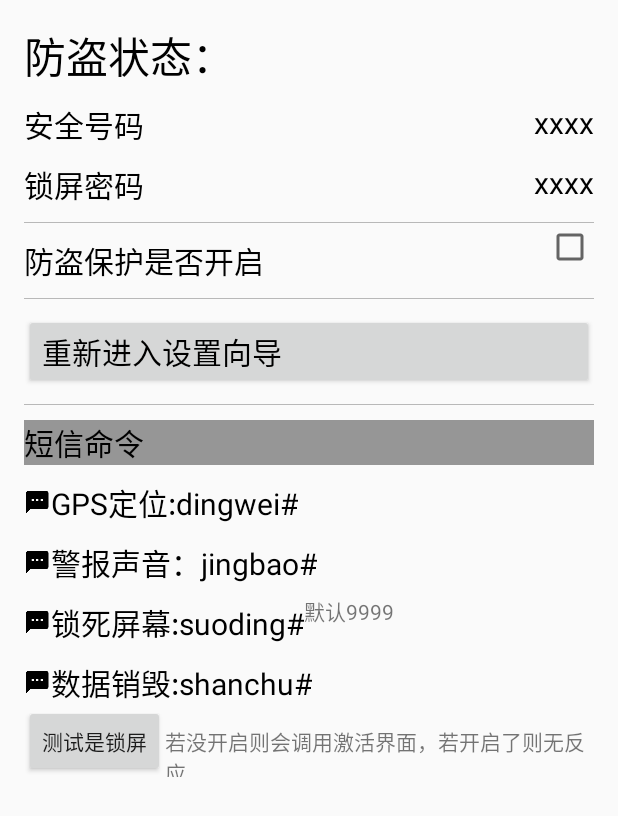
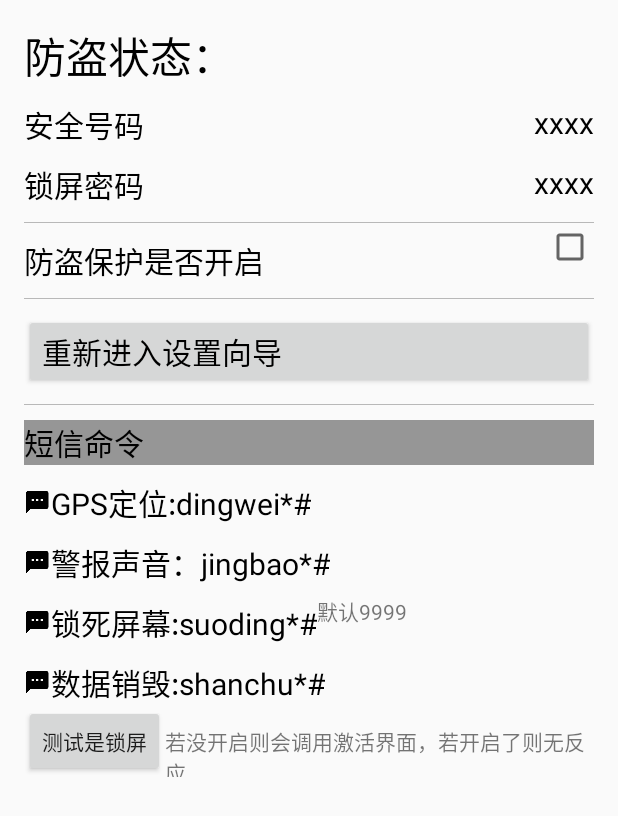
Before and after one commit to banketree/XinzheSecurity, an Android app: the layout activity_lost_found.xml on its own in the app's theme, with its tools: preview values and no code run, on a phone screen of 412 x 824 dp. Shown: the top 816 px of the screen. Run offline under Robolectric (Android 15) with nearby library versions, the phone set to English and light mode, and no system bars.

Commit message:
fix a design mistake of message restore in MoreTools function.

```diff
--- a/app/src/main/res/layout/activity_lost_found.xml
+++ b/app/src/main/res/layout/activity_lost_found.xml
@@ -95,12 +95,12 @@
     <TextView
         style="@style/TextContent"
         android:drawableLeft="@mipmap/ic_sms_black_18dp"
-        android:text="GPS定位:dingwei#" />
+        android:text="GPS定位:dingwei*#" />
 
     <TextView
         style="@style/TextContent"
         android:drawableLeft="@mipmap/ic_sms_black_18dp"
-        android:text="警报声音：jingbao#" />
+        android:text="警报声音：jingbao*#" />
 
     <LinearLayout
         android:layout_width="match_parent"
@@ -109,7 +109,7 @@
         <TextView
             style="@style/TextContent"
             android:drawableLeft="@mipmap/ic_sms_black_18dp"
-            android:text="锁死屏幕:suoding#" />
+            android:text="锁死屏幕:suoding*#" />
 
         <TextView
             android:layout_width="wrap_content"
@@ -120,7 +120,7 @@
     <TextView
         style="@style/TextContent"
         android:drawableLeft="@mipmap/ic_sms_black_18dp"
-        android:text="数据销毁:shanchu#" />
+        android:text="数据销毁:shanchu*#" />
 
 
     <LinearLayout
```
Also changed, not shown: app/src/main/java/com/linxinzhe/android/xinzhesecurity/MoreToolsActivity.java (+44 -14 lines), app/src/main/java/com/linxinzhe/android/xinzhesecurity/receiver/SMSReceiver.java (+4 -4 lines), app/src/main/java/com/linxinzhe/android/xinzhesecurity/utils/SmsTools.java (+9 -2 lines).
